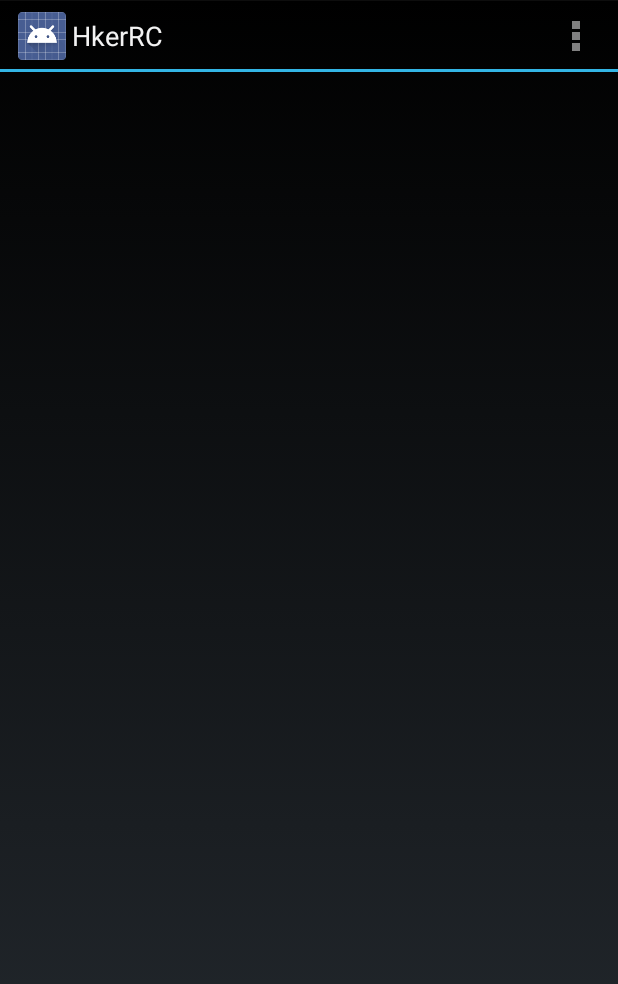
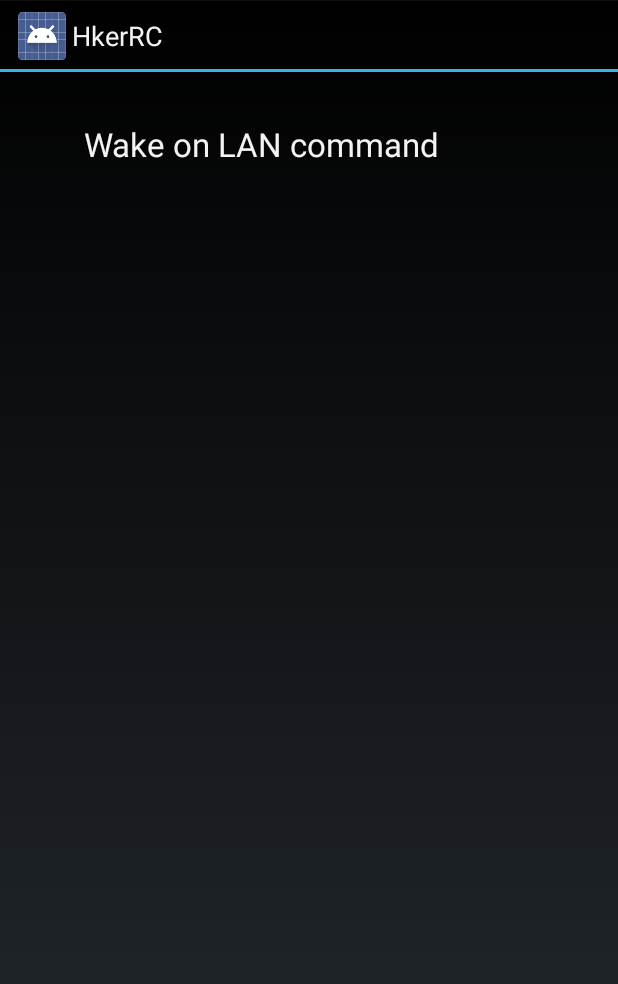
Before and after one commit to GPif/HkerRC, an Android app: the screen it shows after launch (MainActivity before the commit, NewCmdActivity after it), in the options menu, after a tap on "Add new", on a phone screen of 412 x 824 dp. Shown: the top 984 px of the screen. Run offline under Robolectric (Android 15) with nearby library versions, the phone set to English and light mode, and no system bars; 1 statement that could not run was skipped.

Commit message:
Add scaffold of a new command activity

```diff
--- a/app/src/main/AndroidManifest.xml
+++ b/app/src/main/AndroidManifest.xml
@@ -22,6 +22,9 @@
         <activity
             android:name=".WolConfigActivity"
             android:label="@string/app_name" />
+        <activity
+            android:name=".NewCmdActivity"
+            android:label="@string/app_name" />
     </application>
 
 </manifest>
--- a/app/src/main/java/com/gpif/hkerrc/MainActivity.java
+++ b/app/src/main/java/com/gpif/hkerrc/MainActivity.java
@@ -60,7 +60,9 @@ public class MainActivity extends ListActivity {
         int id = item.getItemId();
 
         //noinspection SimplifiableIfStatement
-        if (id == R.id.action_settings) {
+        if (id == R.id.new_cmd) {
+            Intent cint = new Intent(this, NewCmdActivity.class);
+            startActivity(cint);
             return true;
         }
 
--- /dev/null
+++ b/app/src/main/java/com/gpif/hkerrc/NewCmdActivity.java
@@ -0,0 +1,40 @@
+package com.gpif.hkerrc;
+
+import android.app.ListActivity;
+import android.os.Bundle;
+import android.view.View;
+import android.widget.ArrayAdapter;
+import android.widget.ListView;
+import android.widget.TextView;
+import android.widget.Toast;
+
+import java.util.ArrayList;
+
+public class NewCmdActivity  extends ListActivity {
+
+    String[] values = new String[] { "Wake on LAN command" };
+
+    @Override
+    protected void onCreate(Bundle savedInstanceState) {
+        super.onCreate(savedInstanceState);
+        setContentView(R.layout.new_cmd);
+
+
+        final ArrayList<String> list = new ArrayList<String>();
+        for (int i = 0; i < values.length; ++i) {
+            list.add(values[i]);
+        }
+
+        ArrayAdapter<String> adapter = new ArrayAdapter<String>(this, android.R.layout.simple_expandable_list_item_1, values);
+        setListAdapter(adapter);
+    }
+
+    @Override
+    protected void onListItemClick(ListView l, View v, int position, long id) {
+        super.onListItemClick(l, v, position, id);
+        String text = " position:" + position + "  " + values[position];
+        Toast toast = Toast.makeText(this, text, Toast.LENGTH_SHORT);
+        toast.show();
+
+    }
+}
--- /dev/null
+++ b/app/src/main/res/layout/new_cmd.xml
@@ -0,0 +1,13 @@
+<RelativeLayout xmlns:android="http://schemas.android.com/apk/res/android"
+    xmlns:tools="http://schemas.android.com/tools" android:layout_width="match_parent"
+    android:layout_height="match_parent" android:paddingLeft="@dimen/activity_horizontal_margin"
+    android:paddingRight="@dimen/activity_horizontal_margin"
+    android:paddingTop="@dimen/activity_vertical_margin"
+    android:paddingBottom="@dimen/activity_vertical_margin" tools:context=".MainActivity">
+
+    <ListView
+        android:id="@android:id/list"
+        android:layout_width="match_parent"
+        android:layout_height="wrap_content" >
+    </ListView>
+</RelativeLayout>
```
Also changed, not shown: app/src/main/java/com/gpif/hkerrc/CmdAdapter.java (+1 -10 lines).
